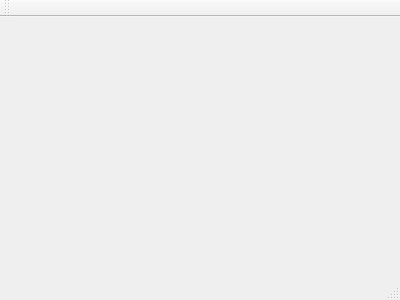
Qt form MainWindow/mainwindow.ui (casey-c/logic-builder) before a commit.
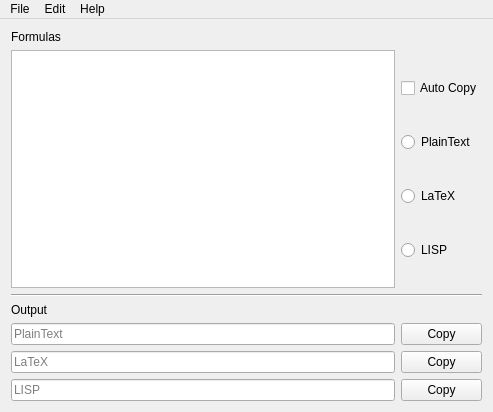
The same form after that commit.

Commit message: Basic (crap) UI and connection for plaintext

```diff
--- a/MainWindow/mainwindow.ui
+++ b/MainWindow/mainwindow.ui
@@ -1,24 +1,216 @@
 <ui version="4.0">
  <class>MainWindow</class>
- <widget class="QMainWindow" name="MainWindow" >
-  <property name="geometry" >
+ <widget class="QMainWindow" name="MainWindow">
+  <property name="geometry">
    <rect>
     <x>0</x>
     <y>0</y>
-    <width>400</width>
-    <height>300</height>
+    <width>493</width>
+    <height>412</height>
    </rect>
   </property>
   <property name="windowTitle" >
    <string>MainWindow</string>
   </property>
-  <widget class="QMenuBar" name="menuBar" />
-  <widget class="QToolBar" name="mainToolBar" />
-  <widget class="QWidget" name="centralWidget" />
-  <widget class="QStatusBar" name="statusBar" />
+  <widget class="QWidget" name="centralWidget">
+   <layout class="QGridLayout" name="gridLayout">
+    <item row="1" column="1">
+     <layout class="QGridLayout" name="gridLayout_2">
+      <item row="1" column="0">
+       <widget class="QRadioButton" name="radioButton">
+        <property name="text">
+         <string>PlainText</string>
+        </property>
+       </widget>
+      </item>
+      <item row="2" column="0">
+       <widget class="QRadioButton" name="radioButton_2">
+        <property name="text">
+         <string>LaTeX</string>
+        </property>
+       </widget>
+      </item>
+      <item row="0" column="0">
+       <widget class="QCheckBox" name="checkBox">
+        <property name="text">
+         <string>Auto Copy</string>
+        </property>
+       </widget>
+      </item>
+      <item row="3" column="0">
+       <widget class="QRadioButton" name="radioButton_3">
+        <property name="text">
+         <string>LISP</string>
+        </property>
+       </widget>
+      </item>
+     </layout>
+    </item>
+    <item row="3" column="0" colspan="2">
+     <widget class="QLabel" name="label">
+      <property name="text">
+       <string>Output</string>
+      </property>
+     </widget>
+    </item>
+    <item row="0" column="0" colspan="2">
+     <widget class="QLabel" name="label_2">
+      <property name="text">
+       <string>Formulas</string>
+      </property>
+     </widget>
+    </item>
+    <item row="2" column="0" colspan="2">
+     <widget class="Line" name="line">
+      <property name="orientation">
+       <enum>Qt::Horizontal</enum>
+      </property>
+     </widget>
+    </item>
+    <item row="5" column="1">
+     <widget class="QPushButton" name="pushButton_5">
+      <property name="text">
+       <string>Copy</string>
+      </property>
+     </widget>
+    </item>
+    <item row="6" column="1">
+     <widget class="QPushButton" name="pushButton_4">
+      <property name="text">
+       <string>Copy</string>
+      </property>
+     </widget>
+    </item>
+    <item row="7" column="1">
+     <widget class="QPushButton" name="pushButton_6">
+      <property name="text">
+       <string>Copy</string>
+      </property>
+     </widget>
+    </item>
+    <item row="1" column="0">
+     <widget class="QListView" name="listView"/>
+    </item>
+    <item row="5" column="0">
+     <widget class="QLineEdit" name="line_plain">
+      <property name="readOnly">
+       <bool>true</bool>
+      </property>
+      <property name="placeholderText">
+       <string>PlainText</string>
+      </property>
+     </widget>
+    </item>
+    <item row="6" column="0">
+     <widget class="QLineEdit" name="line_latex">
+      <property name="readOnly">
+       <bool>true</bool>
+      </property>
+      <property name="placeholderText">
+       <string>LaTeX</string>
+      </property>
+     </widget>
+    </item>
+    <item row="7" column="0">
+     <widget class="QLineEdit" name="line_lisp">
+      <property name="readOnly">
+       <bool>true</bool>
+      </property>
+      <property name="placeholderText">
+       <string>LISP</string>
+      </property>
+     </widget>
+    </item>
+   </layout>
+  </widget>
+  <widget class="QMenuBar" name="menuBar">
+   <property name="geometry">
+    <rect>
+     <x>0</x>
+     <y>0</y>
+     <width>493</width>
+     <height>25</height>
+    </rect>
+   </property>
+   <widget class="QMenu" name="menuFile">
+    <property name="title">
+     <string>File</string>
+    </property>
+    <addaction name="actionSave"/>
+    <addaction name="separator"/>
+    <addaction name="actionLoad"/>
+    <addaction name="actionSave_As"/>
+    <addaction name="separator"/>
+    <addaction name="actionExit"/>
+   </widget>
+   <widget class="QMenu" name="menuEdit">
+    <property name="title">
+     <string>Edit</string>
+    </property>
+    <addaction name="actionUndo"/>
+    <addaction name="actionRedo"/>
+    <addaction name="separator"/>
+    <addaction name="actionPreferences"/>
+   </widget>
+   <widget class="QMenu" name="menuHelp">
+    <property name="title">
+     <string>Help</string>
+    </property>
+    <addaction name="actionTutorial"/>
+    <addaction name="separator"/>
+    <addaction name="actionAbout"/>
+   </widget>
+   <addaction name="menuFile"/>
+   <addaction name="menuEdit"/>
+   <addaction name="menuHelp"/>
+  </widget>
+  <action name="actionSave">
+   <property name="text">
+    <string>Open</string>
+   </property>
+  </action>
+  <action name="actionExit">
+   <property name="text">
+    <string>Exit</string>
+   </property>
+  </action>
+  <action name="actionLoad">
+   <property name="text">
+    <string>Save</string>
+   </property>
+  </action>
+  <action name="actionSave_As">
+   <property name="text">
+    <string>Save As</string>
+   </property>
+  </action>
+  <action name="actionAbout">
+   <property name="text">
+    <string>About</string>
+   </property>
+  </action>
+  <action name="actionTutorial">
+   <property name="text">
+    <string>Tutorial</string>
+   </property>
+  </action>
+  <action name="actionUndo">
+   <property name="text">
+    <string>Undo</string>
+   </property>
+  </action>
+  <action name="actionRedo">
+   <property name="text">
+    <string>Redo</string>
+   </property>
+  </action>
+  <action name="actionPreferences">
+   <property name="text">
+    <string>Preferences</string>
+   </property>
+  </action>
  </widget>
- <layoutDefault spacing="6" margin="11" />
- <pixmapfunction></pixmapfunction>
+ <layoutdefault spacing="6" margin="11"/>
  <resources/>
  <connections/>
 </ui>
```
Left out of the diff: 5 changed lines with no effect on the pictures. The commit also changes 5 other files.
